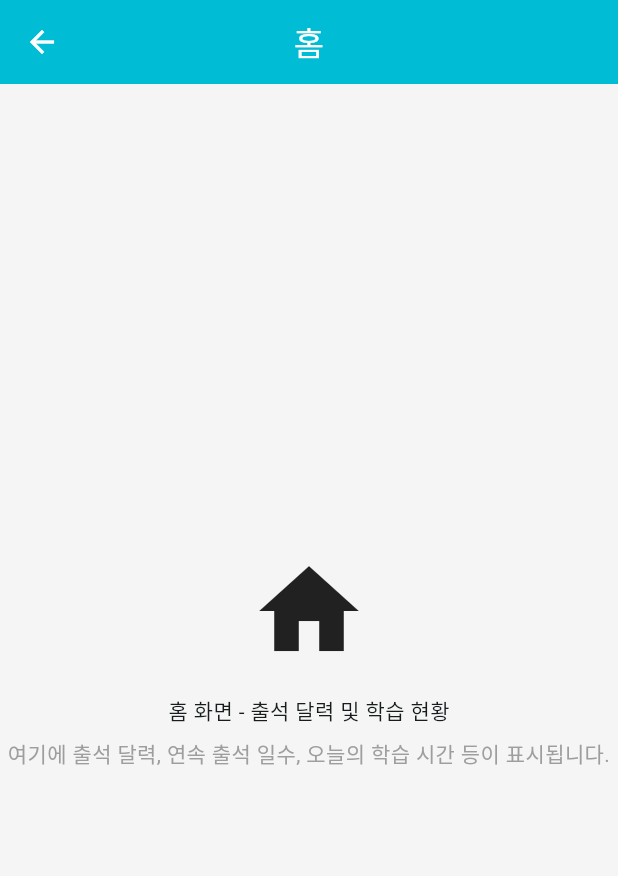
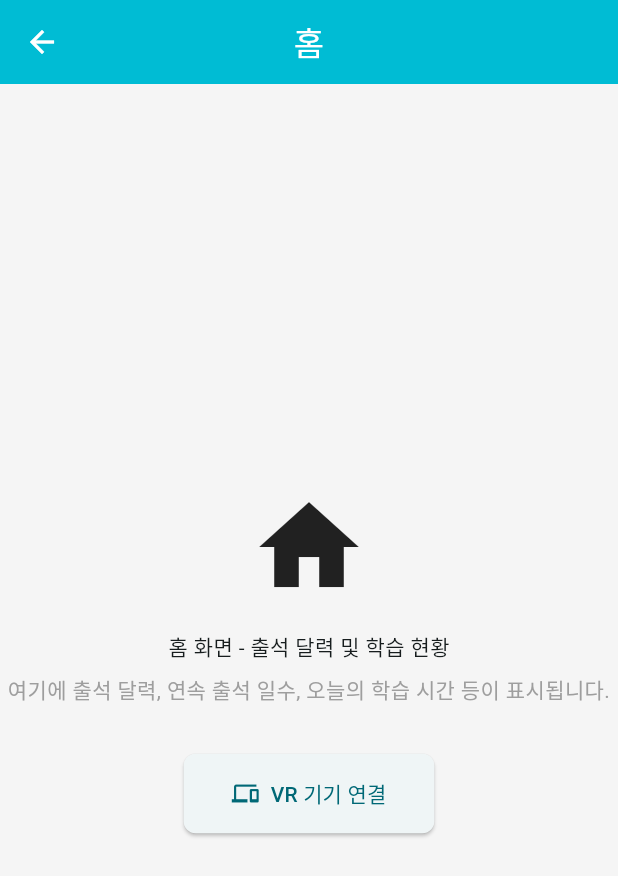
Before and after one commit to kimgwang-hyeon/app, a Flutter app: the HomeScreen screen opened directly, on a phone screen of 412 x 824 dp. Shown: the top 876 px of the screen. Run offline on Flutter 3.47's test engine with Material 3 defaults, Android fonts, the phone set to English and light mode, and no system bars; our stand-ins replace dio, flutter_riverpod, flutter_secure_storage, go_router, logger, retrofit and 1 more; accounts and stored records are empty; generated files the repository leaves out were written again.

```diff
--- a/reading_buddy_app/lib/core/theme/app_theme.dart
+++ b/reading_buddy_app/lib/core/theme/app_theme.dart
@@ -27,7 +27,7 @@ class AppTheme {
         backgroundColor: primaryColor,
         foregroundColor: Colors.white,
       ),
-      cardTheme: CardTheme(
+      cardTheme: CardThemeData(
         elevation: 2,
         shape: RoundedRectangleBorder(
           borderRadius: BorderRadius.circular(12),
@@ -71,7 +71,7 @@ class AppTheme {
         backgroundColor: primaryColor,
         foregroundColor: Colors.white,
       ),
-      cardTheme: CardTheme(
+      cardTheme: CardThemeData(
         elevation: 2,
         shape: RoundedRectangleBorder(
           borderRadius: BorderRadius.circular(12),
@@ -115,7 +115,7 @@ class AppTheme {
         backgroundColor: primaryColor,
         foregroundColor: Colors.white,
       ),
-      cardTheme: CardTheme(
+      cardTheme: CardThemeData(
         elevation: 2,
         shape: RoundedRectangleBorder(
           borderRadius: BorderRadius.circular(12),
--- a/reading_buddy_app/lib/features/dashboard/presentation/screens/home_screen.dart
+++ b/reading_buddy_app/lib/features/dashboard/presentation/screens/home_screen.dart
@@ -1,4 +1,5 @@
 import 'package:flutter/material.dart';
+import 'package:go_router/go_router.dart';
 
 class HomeScreen extends StatelessWidget {
   const HomeScreen({super.key});
@@ -9,18 +10,33 @@ class HomeScreen extends StatelessWidget {
       appBar: AppBar(
         title: const Text('홈'),
       ),
-      body: const Center(
+      body: Center(
         child: Column(
           mainAxisAlignment: MainAxisAlignment.center,
           children: [
-            Icon(Icons.home, size: 80),
-            SizedBox(height: 16),
-            Text('홈 화면 - 출석 달력 및 학습 현황'),
-            SizedBox(height: 8),
-            Text(
+            const Icon(Icons.home, size: 80),
+            const SizedBox(height: 16),
+            const Text('홈 화면 - 출석 달력 및 학습 현황'),
+            const SizedBox(height: 8),
+            const Text(
               '여기에 출석 달력, 연속 출석 일수, 오늘의 학습 시간 등이 표시됩니다.',
               textAlign: TextAlign.center,
               style: TextStyle(color: Colors.grey),
+            ),
+            const SizedBox(height: 32),
+            // VR 기기 연결 버튼
+            ElevatedButton.icon(
+              onPressed: () {
+                context.push('/device-auth');
+              },
+              icon: const Icon(Icons.devices),
+              label: const Text('VR 기기 연결'),
+              style: ElevatedButton.styleFrom(
+                padding: const EdgeInsets.symmetric(
+                  horizontal: 32,
+                  vertical: 16,
+                ),
+              ),
             ),
           ],
         ),
--- a/reading_buddy_app/pubspec.yaml
+++ b/reading_buddy_app/pubspec.yaml
@@ -55,6 +55,7 @@ dev_dependencies:
   build_runner: ^2.4.7
   retrofit_generator: ^8.0.4
   json_serializable: ^6.7.1
+  analyzer: ^6.0.0
 
 flutter:
   uses-material-design: true
```
Also changed, not shown: reading_buddy_app/analysis_options.yaml (added, +28 -0 lines), reading_buddy_app/lib/core/constants/api_constants.dart (+5 -3 lines), reading_buddy_app/lib/core/network/api_client.dart (+25 -4 lines), reading_buddy_app/lib/core/network/dio_client.dart (+6 -2 lines), reading_buddy_app/lib/features/auth/data/models/api_response.dart (+5 -4 lines), reading_buddy_app/lib/features/auth/data/models/empty_response.dart (added, +15 -0 lines), reading_buddy_app/lib/features/auth/data/repositories/auth_repository_impl.dart (+21 -12 lines), reading_buddy_app/lib/core/network/api_client.g.dart (added), reading_buddy_app/lib/features/auth/data/models/api_response.g.dart (added), reading_buddy_app/lib/features/auth/data/models/device_code_request.g.dart (added), reading_buddy_app/lib/features/auth/data/models/device_login_response.g.dart (added), reading_buddy_app/lib/features/auth/data/models/empty_response.g.dart (added), reading_buddy_app/lib/features/auth/data/models/login_request.g.dart (added), reading_buddy_app/lib/features/auth/data/models/signup_request.g.dart (added), 7 more files, 65 other files.
